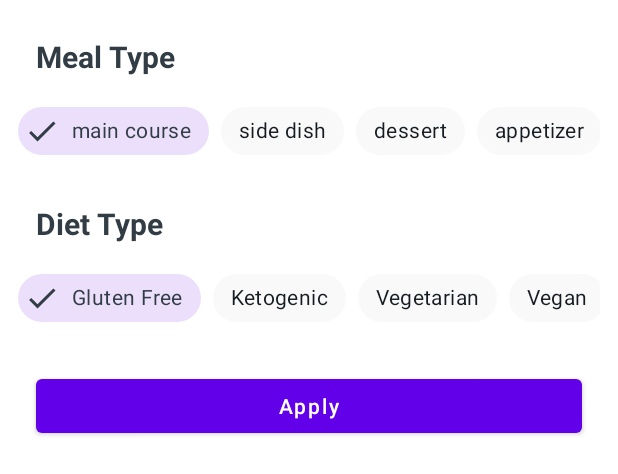
After one commit to jameer-mulani/android-foody-app, an Android app: the layout recipe_bottom_sheet.xml on its own in the app's theme, with its tools: preview values and no code run, on a phone screen of 412 x 824 dp. The commit adds this screen. Shown: the top 474 px of the screen. Run offline under Robolectric (Android 15) with nearby library versions, the phone set to English and light mode, and no system bars; Roboto replaces fonts that are not available here.

Commit message:
Designed and styled bottom sheet

```diff
--- a/app/src/main/java/com/example/foodyappstefan2023/ui/fragments/recipe/RecipesFragment.kt
+++ b/app/src/main/java/com/example/foodyappstefan2023/ui/fragments/recipe/RecipesFragment.kt
@@ -10,7 +10,9 @@ import android.widget.Toast
 import androidx.lifecycle.Observer
 import androidx.lifecycle.ViewModelProvider
 import androidx.lifecycle.lifecycleScope
+import androidx.navigation.fragment.findNavController
 import androidx.recyclerview.widget.LinearLayoutManager
+import com.example.foodyappstefan2023.R
 import com.example.foodyappstefan2023.adapters.RecipesAdapter
 import com.example.foodyappstefan2023.databinding.FragmentReceipesBinding
 import com.example.foodyappstefan2023.viewmodels.MainViewModel
@@ -48,6 +50,11 @@ class RecipesFragment : Fragment() {
         _binding = FragmentReceipesBinding.inflate(inflater, container, false)
         binding.lifecycleOwner = this
         binding.mainViewModel = mainViewModel
+
+        binding.recipesFab.setOnClickListener {
+            findNavController().navigate(R.id.action_receipesFragment_to_recipeBottomSheet)
+        }
+
         setupRecyclerView()
         requestRecipeData()
         return binding.root;
--- /dev/null
+++ b/app/src/main/java/com/example/foodyappstefan2023/ui/fragments/recipe/bottomsheet/RecipeBottomSheet.kt
@@ -0,0 +1,22 @@
+package com.example.foodyappstefan2023.ui.fragments.recipe.bottomsheet
+
+import android.os.Bundle
+import androidx.fragment.app.Fragment
+import android.view.LayoutInflater
+import android.view.View
+import android.view.ViewGroup
+import com.example.foodyappstefan2023.R
+import com.google.android.material.bottomsheet.BottomSheetDialogFragment
+
+
+class RecipeBottomSheet : BottomSheetDialogFragment() {
+
+    override fun onCreateView(
+        inflater: LayoutInflater, container: ViewGroup?,
+        savedInstanceState: Bundle?
+    ): View? {
+        // Inflate the layout for this fragment
+        return inflater.inflate(R.layout.recipe_bottom_sheet, container, false)
+    }
+
+}
--- a/app/src/main/java/com/example/foodyappstefan2023/viewmodels/RecipesViewModels.kt
+++ b/app/src/main/java/com/example/foodyappstefan2023/viewmodels/RecipesViewModels.kt
@@ -13,8 +13,8 @@ class RecipesViewModels @Inject constructor(application: Application) : AndroidV
     fun getRecipeQueries(): Map<String, String> {
         return mapOf(
             Constants.QUERY_API_KEY to Constants.API_KEY,
-            Constants.QUERY_TYPE to "snack",
-            Constants.QUERY_DIET to "vegan",
+            Constants.QUERY_TYPE to "main course",
+            Constants.QUERY_DIET to "gluten free",
 //            Constants.QUERY_ADD_RECIPE_INFO to "true",
 //            Constants.QUERY_FILL_INGREDIENTS to "true"
         )
--- /dev/null
+++ b/app/src/main/res/color/chip_background_color.xml
@@ -0,0 +1,7 @@
+<?xml version="1.0" encoding="utf-8"?>
+<selector xmlns:android="http://schemas.android.com/apk/res/android">
+
+    <item android:color="@color/checkedChipBackgroundColor" android:state_checked="true"/>
+    <item android:color="@color/chipBackgroundColor" android:state_checked="false"/>
+
+</selector>
--- /dev/null
+++ b/app/src/main/res/color/chip_text_color.xml
@@ -0,0 +1,7 @@
+<?xml version="1.0" encoding="utf-8"?>
+<selector xmlns:android="http://schemas.android.com/apk/res/android">
+
+    <item android:color="@color/checkedChipTextColor" android:state_checked="true"/>
+    <item android:color="@color/chipTextColor" android:state_checked="false"/>
+
+</selector>
--- a/app/src/main/res/layout/fragment_receipes.xml
+++ b/app/src/main/res/layout/fragment_receipes.xml
@@ -35,7 +35,7 @@
             app:layout_constraintVertical_bias="0.5" />
 
         <com.google.android.material.floatingactionbutton.FloatingActionButton
-            android:id="@+id/fab"
+            android:id="@+id/recipes_fab"
             android:layout_width="wrap_content"
             android:layout_height="wrap_content"
             android:layout_marginEnd="24dp"
--- /dev/null
+++ b/app/src/main/res/layout/recipe_bottom_sheet.xml
@@ -0,0 +1,264 @@
+<?xml version="1.0" encoding="utf-8"?>
+<androidx.constraintlayout.widget.ConstraintLayout xmlns:android="http://schemas.android.com/apk/res/android"
+    xmlns:app="http://schemas.android.com/apk/res-auto"
+    xmlns:tools="http://schemas.android.com/tools"
+    android:layout_width="match_parent"
+    android:layout_height="wrap_content"
+    tools:context=".ui.fragments.recipe.bottomsheet.RecipeBottomSheet">
+
+    <TextView
+        android:id="@+id/mealType_tv"
+        android:layout_width="wrap_content"
+        android:layout_height="wrap_content"
+        android:layout_marginStart="24dp"
+        android:layout_marginTop="24dp"
+        android:text="@string/meal_type"
+        android:textColor="@color/dark"
+        android:textSize="20sp"
+        android:textStyle="bold"
+        app:layout_constraintStart_toStartOf="parent"
+        app:layout_constraintTop_toTopOf="parent" />
+
+    <HorizontalScrollView
+        android:id="@+id/mealType_hsv"
+        android:layout_width="match_parent"
+        android:layout_height="wrap_content"
+        android:layout_marginStart="12dp"
+        android:layout_marginTop="12dp"
+        android:layout_marginEnd="12dp"
+        android:scrollbars="none"
+        app:layout_constraintEnd_toEndOf="parent"
+        app:layout_constraintStart_toStartOf="parent"
+        app:layout_constraintTop_toBottomOf="@id/mealType_tv">
+
+        <LinearLayout
+            android:layout_width="wrap_content"
+            android:layout_height="match_parent"
+            android:orientation="horizontal">
+
+
+            <com.google.android.material.chip.ChipGroup
+                android:layout_width="match_parent"
+                android:layout_height="match_parent"
+                app:checkedChip="@id/mainCourseChip"
+                app:selectionRequired="true"
+                app:singleLine="true"
+                app:singleSelection="true">
+
+                <com.google.android.material.chip.Chip
+                    android:id="@+id/mainCourseChip"
+                    style="@style/ChipStyle"
+                    android:layout_width="wrap_content"
+                    android:layout_height="wrap_content"
+                    android:text="@string/main_course" />
+
+                <com.google.android.material.chip.Chip
+                    android:id="@+id/sideDishChip"
+                    style="@style/ChipStyle"
+                    android:layout_width="wrap_content"
+                    android:layout_height="wrap_content"
+                    android:text="@string/side_dish" />
+
+                <com.google.android.material.chip.Chip
+
+                    android:id="@+id/dessertChip"
+
+                    style="@style/ChipStyle"
+                    android:layout_width="wrap_content"
+                    android:layout_height="wrap_content"
+                    android:text="@string/dessert" />
+
+                <com.google.android.material.chip.Chip
+                    android:id="@+id/appetizerChip"
+
+                    style="@style/ChipStyle"
+                    android:layout_width="wrap_content"
+                    android:layout_height="wrap_content"
+                    android:text="@string/appetizer" />
+
+
+                <com.google.android.material.chip.Chip
+                    android:id="@+id/saladChip"
+
+                    style="@style/ChipStyle"
+                    android:layout_width="wrap_content"
+                    android:layout_height="wrap_content"
+                    android:text="@string/salad" />
+
+                <com.google.android.material.chip.Chip
+                    android:id="@+id/breadChip"
+
+                    style="@style/ChipStyle"
+                    android:layout_width="wrap_content"
+                    android:layout_height="wrap_content"
+                    android:text="@string/bread" />
+
+                <com.google.android.material.chip.Chip
+                    android:id="@+id/breakfastChip"
+
+                    style="@style/ChipStyle"
+                    android:layout_width="wrap_content"
+                    android:layout_height="wrap_content"
+                    android:text="@string/breakfast" />
+
+                <com.google.android.material.chip.Chip
+                    android:id="@+id/soupChip"
+
+                    style="@style/ChipStyle"
+                    android:layout_width="wrap_content"
+                    android:layout_height="wrap_content"
+                    android:text="@string/soup" />
+
+                <com.google.android.material.chip.Chip
+                    android:id="@+id/beverageChip"
+
+                    style="@style/ChipStyle"
+                    android:layout_width="wrap_content"
+                    android:layout_height="wrap_content"
+                    android:text="@string/beverage" />
+
+                <com.google.android.material.chip.Chip
+                    android:id="@+id/sauceChip"
+
+                    style="@style/ChipStyle"
+                    android:layout_width="wrap_content"
+                    android:layout_height="wrap_content"
+                    android:text="@string/sauce" />
+
+                <com.google.android.material.chip.Chip
+                    android:id="@+id/snackChip"
+
+                    style="@style/ChipStyle"
+                    android:layout_width="wrap_content"
+                    android:layout_height="wrap_content"
+                    android:text="@string/snack" />
+
+                <com.google.android.material.chip.Chip
+                    android:id="@+id/fingerfoodChip"
+
+                    style="@style/ChipStyle"
+                    android:layout_width="wrap_content"
+                    android:layout_height="wrap_content"
+                    android:text="@string/fingerfood" />
+
+                <com.google.android.material.chip.Chip
+                    android:id="@+id/drinkChip"
+
+                    style="@style/ChipStyle"
+                    android:layout_width="wrap_content"
+                    android:layout_height="wrap_content"
+                    android:text="@string/drink" />
+
+
+            </com.google.android.material.chip.ChipGroup>
+        </LinearLayout>
+    </HorizontalScrollView>
+
+    <TextView
+        android:id="@+id/dietType_tv"
+        android:layout_width="wrap_content"
+        android:layout_height="wrap_content"
+        android:layout_marginStart="24dp"
+        android:layout_marginTop="24dp"
+        android:text="@string/diet_type"
+        android:textColor="@color/dark"
+        android:textSize="20sp"
+        android:textStyle="bold"
+        app:layout_constraintStart_toStartOf="parent"
+        app:layout_constraintTop_toBottomOf="@id/mealType_hsv" />
+
+    <HorizontalScrollView
+        android:id="@+id/dietType_hsv"
+        android:layout_width="match_parent"
+        android:layout_height="wrap_content"
+        android:layout_marginStart="12dp"
+        android:layout_marginTop="12dp"
+        android:layout_marginEnd="12dp"
+        android:scrollbars="none"
+        app:layout_constraintEnd_toEndOf="parent"
+        app:layout_constraintStart_toStartOf="parent"
+        app:layout_constraintTop_toBottomOf="@id/dietType_tv">
+
+        <LinearLayout
+            android:layout_width="wrap_content"
+            android:layout_height="match_parent"
+            android:orientation="horizontal">
+
+
+            <com.google.android.material.chip.ChipGroup
+                android:layout_width="match_parent"
+                android:layout_height="match_parent"
+                app:checkedChip="@id/glutenFreeChip"
+                app:selectionRequired="true"
+                app:singleLine="true"
+                app:singleSelection="true">
+
+                <com.google.android.material.chip.Chip
+                    android:id="@+id/glutenFreeChip"
+
+                    style="@style/ChipStyle"
+                    android:layout_width="wrap_content"
+                    android:layout_height="wrap_content"
+                    android:text="@string/gluten_free" />
+
+                <com.google.android.material.chip.Chip
+                    android:id="@+id/ketogenicChip"
+
+                    style="@style/ChipStyle"
+                    android:layout_width="wrap_content"
+                    android:layout_height="wrap_content"
+                    android:text="@string/ketogenic" />
+
+                <com.google.android.material.chip.Chip
+                    android:id="@+id/vegetarianChip"
+
+                    style="@style/ChipStyle"
+                    android:layout_width="wrap_content"
+                    android:layout_height="wrap_content"
+                    android:text="@string/vegetarian" />
+
+                <com.google.android.material.chip.Chip
+                    android:id="@+id/veganChip"
+
+                    style="@style/ChipStyle"
+                    android:layout_width="wrap_content"
+                    android:layout_height="wrap_content"
+                    android:text="@string/vegan" />
+
+
+                <com.google.android.material.chip.Chip
+                    android:id="@+id/paleoChip"
+
+                    style="@style/ChipStyle"
+                    android:layout_width="wrap_content"
+                    android:layout_height="wrap_content"
+                    android:text="@string/paleo" />
+
+                <com.google.android.material.chip.Chip
+                    android:id="@+id/primalChip"
+
+                    style="@style/ChipStyle"
+                    android:layout_width="wrap_content"
+                    android:layout_height="wrap_content"
+                    android:text="@string/primal" />
+            </com.google.android.material.chip.ChipGroup>
+        </LinearLayout>
+    </HorizontalScrollView>
+
+    <Button
+        android:id="@+id/apply_btn"
+        android:layout_width="match_parent"
+        android:layout_height="wrap_content"
+        android:layout_marginStart="24dp"
+        android:layout_marginTop="24dp"
+        android:layout_marginEnd="24dp"
+        android:layout_marginBottom="24dp"
+        android:text="@string/apply"
+        android:textAllCaps="false"
+        app:layout_constraintBottom_toBottomOf="parent"
+        app:layout_constraintEnd_toEndOf="parent"
+        app:layout_constraintStart_toStartOf="parent"
+        app:layout_constraintTop_toBottomOf="@+id/dietType_hsv" />
+
+
+</androidx.constraintlayout.widget.ConstraintLayout>
--- a/app/src/main/res/navigation/my_nav.xml
+++ b/app/src/main/res/navigation/my_nav.xml
@@ -9,7 +9,11 @@
         android:id="@+id/receipesFragment"
         android:name="com.example.foodyappstefan2023.ui.fragments.recipe.RecipesFragment"
         android:label="@string/recipes"
-        tools:layout="@layout/fragment_receipes" />
+        tools:layout="@layout/fragment_receipes" >
+        <action
+            android:id="@+id/action_receipesFragment_to_recipeBottomSheet"
+            app:destination="@id/recipeBottomSheet" />
+    </fragment>
     <fragment
         android:id="@+id/favoritesReceipes"
         android:name="com.example.foodyappstefan2023.ui.fragments.favorites.FavoritesRecipesFragment"
@@ -20,4 +24,13 @@
         android:name="com.example.foodyappstefan2023.ui.fragments.foodjoke.FoodJokeFragment"
         android:label="@string/food_joke"
         tools:layout="@layout/fragment_food_joke" />
+    <dialog
+        android:id="@+id/recipeBottomSheet"
+        android:name="com.example.foodyappstefan2023.ui.fragments.recipe.bottomsheet.RecipeBottomSheet"
+        android:label="recipe_bottom_sheet"
+        tools:layout="@layout/recipe_bottom_sheet" >
+        <action
+            android:id="@+id/action_recipeBottomSheet_to_receipesFragment"
+            app:destination="@id/receipesFragment" />
+    </dialog>
 </navigation>
--- a/app/src/main/res/values/colors.xml
+++ b/app/src/main/res/values/colors.xml
@@ -15,4 +15,12 @@
     <color name="green">#00C980</color>
     <color name="black">#FF000000</color>
     <color name="white">#FFFFFFFF</color>
+
+    //chip style color
+
+    <color name="checkedChipBackgroundColor">#206200EA</color>
+    <color name="chipBackgroundColor">@color/lightGray</color>
+    <color name="checkedChipTextColor">@color/dark</color>
+    <color name="chipTextColor">@color/darker</color>
+
 </resources>
--- a/app/src/main/res/values/strings.xml
+++ b/app/src/main/res/values/strings.xml
@@ -10,4 +10,26 @@
     <string name="more_recipes">More recipes</string>
     <string name="recipe_image">recipe image</string>
     <string name="loremp_ipsum">Lorem ipsum dolor sit amet, consectetur adipiscing elit, sed do eiusmod tempor incididunt ut labore et dolore magna aliqua. Ut enim ad minim veniam, quis nostrud exercitation ullamco laboris nisi ut aliquip ex ea commodo consequat. Duis aute irure dolor in reprehenderit in voluptate velit esse cillum dolore eu fugiat nulla pariatur. Excepteur sint occaecat cupidatat non proident, sunt in culpa qui officia deserunt mollit anim id est laborum.</string>
+    <string name="meal_type">Meal Type</string>
+    <string name="main_course">main course</string>
+    <string name="side_dish">side dish</string>
+    <string name="dessert">dessert</string>
+    <string name="appetizer">appetizer</string>
+    <string name="salad">salad</string>
+    <string name="bread">bread</string>
+    <string name="breakfast">breakfast</string>
+    <string name="soup">soup</string>
+    <string name="beverage">beverage</string>
+    <string name="sauce">sauce</string>
+    <string name="snack">snack</string>
+    <string name="fingerfood">fingerfood</string>
+    <string name="drink">drink</string>
+    <string name="diet_type">Diet Type</string>
+    <string name="gluten_free">Gluten Free</string>
+    <string name="ketogenic">Ketogenic</string>
+    <string name="vegetarian">Vegetarian</string>
+    <string name="vegan">Vegan</string>
+    <string name="paleo">Paleo</string>
+    <string name="primal">Primal</string>
+    <string name="apply">Apply</string>
 </resources>
--- a/app/src/main/res/values/styles.xml
+++ b/app/src/main/res/values/styles.xml
@@ -6,4 +6,11 @@
         <item name="colorPrimaryDark">@color/colorPrimaryDark</item>
         <item name="colorAccent">@color/colorAccent</item>
     </style>
+
+    <style name="ChipStyle" parent="Widget.MaterialComponents.Chip.Filter">
+        <item name="chipBackgroundColor">@color/chip_background_color</item>
+        <item name="android:textColor">@color/chip_text_color</item>
+        <item name="checkedIconTint">@color/chip_text_color</item>
+    </style>
+
 </resources>
```
